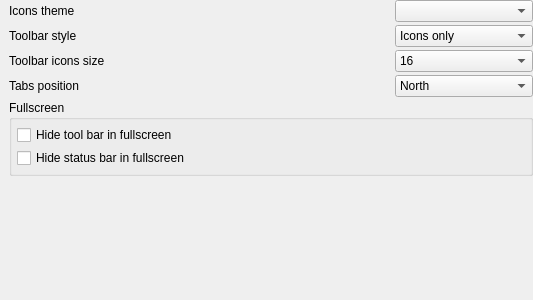
Above: src/app/ui/forms/ViewSettingsPage.ui from Mezomish/juffed before the change. Below: the same form after it.
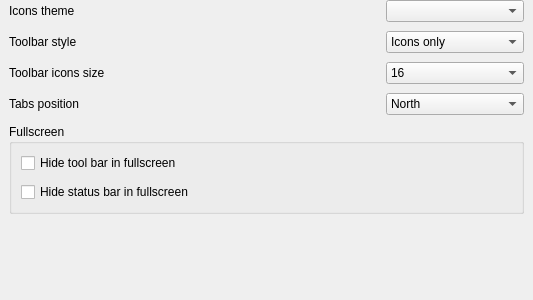
That is the form after the change.

```diff
--- a/src/app/ui/forms/ViewSettingsPage.ui
+++ b/src/app/ui/forms/ViewSettingsPage.ui
@@ -21,13 +21,13 @@
     <number>0</number>
    </property>
    <property name="rightMargin">
-    <number>0</number>
+    <number>9</number>
    </property>
    <property name="bottomMargin">
     <number>9</number>
    </property>
    <property name="spacing">
-    <number>3</number>
+    <number>9</number>
    </property>
    <item row="7" column="2">
     <spacer>
@@ -160,10 +160,10 @@
      </property>
      <layout class="QVBoxLayout" name="verticalLayout_5">
       <property name="spacing">
-       <number>3</number>
+       <number>9</number>
       </property>
       <property name="margin">
-       <number>5</number>
+       <number>9</number>
       </property>
       <item>
        <widget class="QCheckBox" name="fsHideToolbarChk">
```
